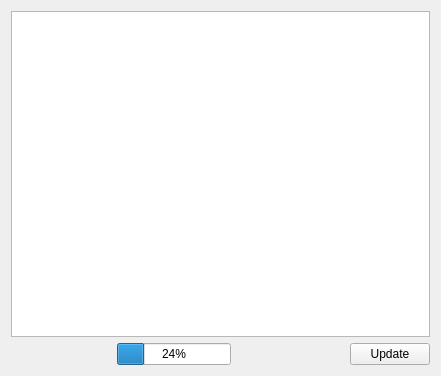
imby/STM32VLDiscovery_BeRTOS, file wizard/bertos_versions.ui: the form before one commit.
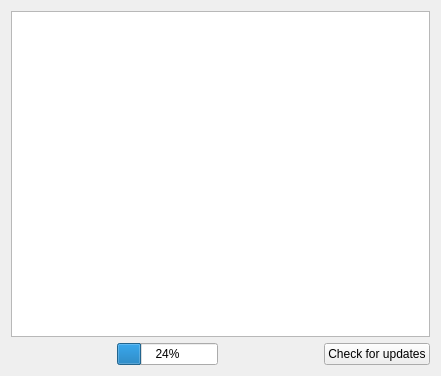
The form after the commit.

Commit message: Change QListView with QListWidget and the button label

Diff of the .ui file:
```diff
--- a/wizard/bertos_versions.ui
+++ b/wizard/bertos_versions.ui
@@ -60,7 +60,7 @@
      <item>
       <widget class="QPushButton" name="updateButton" >
        <property name="text" >
-        <string>Update</string>
+        <string>Check for updates</string>
        </property>
       </widget>
      </item>
```
Left out of the diff: 2 changed lines with no effect on the pictures.
